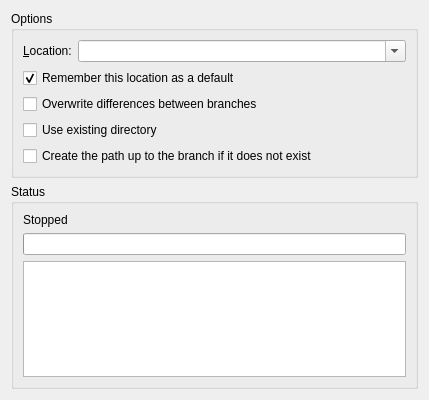
Above: ui/push.ui from breezy-team/qbrz before the change. Below: the same form after it.
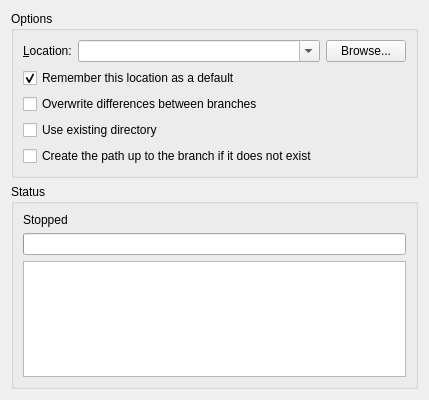
That is the form after the change.

Commit message: First pass at giving pull, push and branch dialogs directory choosers.

Diff of the .ui file:
```diff
--- a/ui/push.ui
+++ b/ui/push.ui
@@ -39,6 +39,13 @@
         </property>
        </widget>
       </item>
+      <item row="0" column="3" >
+       <widget class="QPushButton" name="location_picker" >
+        <property name="text" >
+         <string>Browse...</string>
+        </property>
+       </widget>
+      </item>
       <item row="1" column="0" colspan="2" >
        <widget class="QCheckBox" name="remember" >
         <property name="text" >
```
The commit also changes 3 other files.
